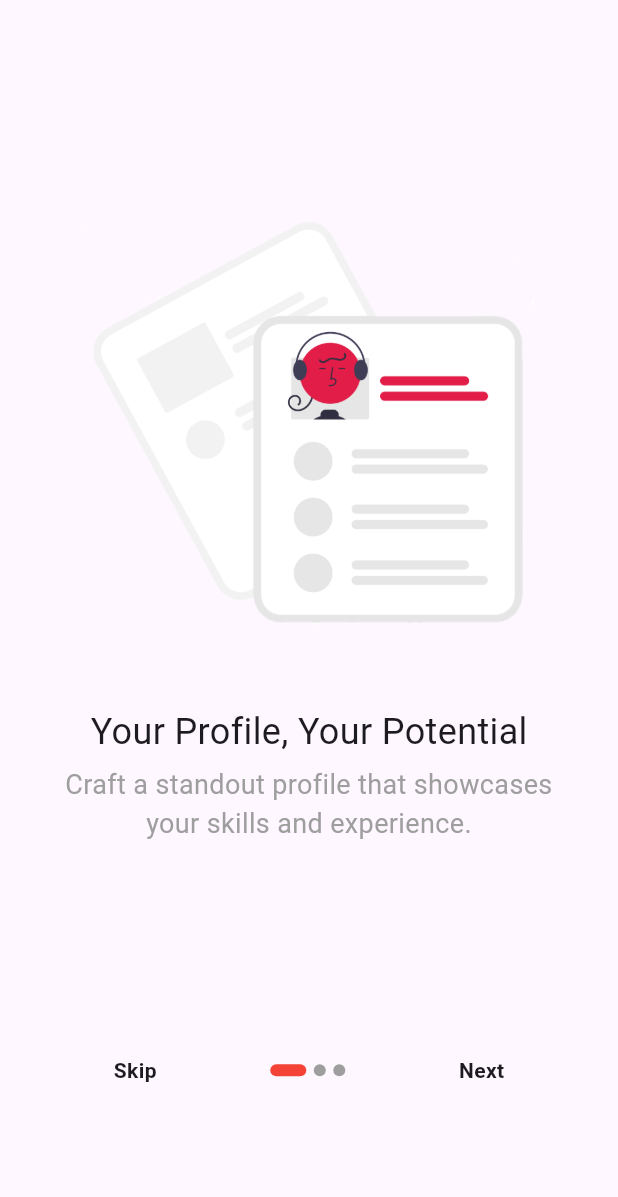
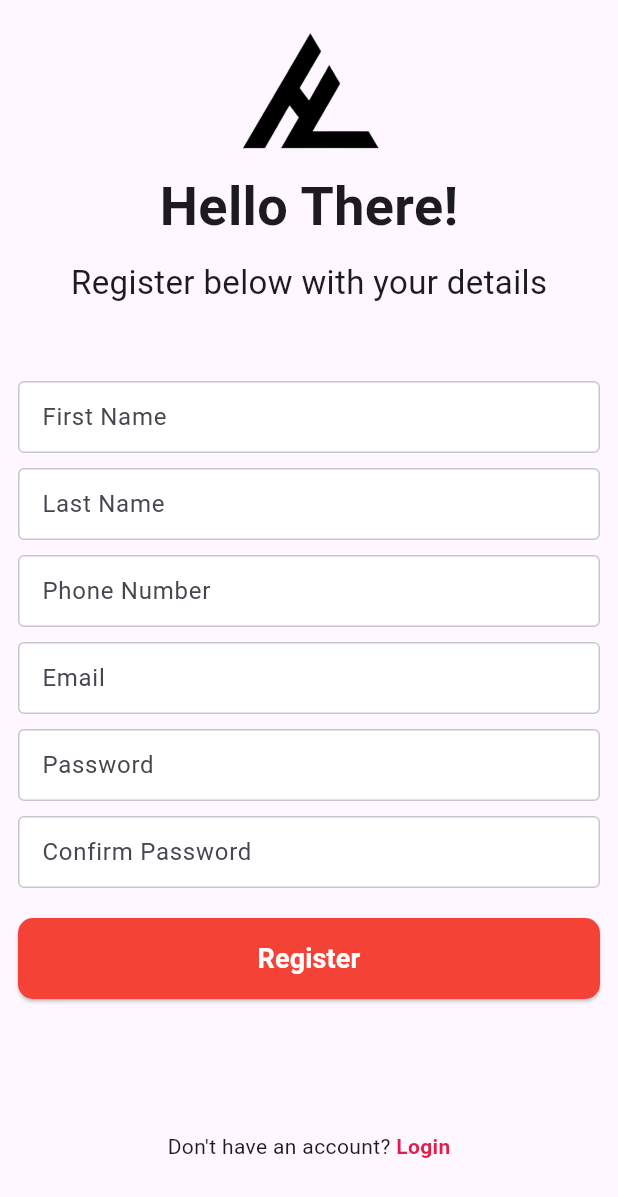
Before and after one commit to Sanket80/HireLink-App, a Flutter app: the LoginScreen screen opened directly, after a tap on "Sign up", on a phone screen of 412 x 824 dp. Shown: the top 1197 px of the screen. Run offline on Flutter 3.47's test engine with Material 3 defaults, Android fonts, the phone set to English and light mode, and no system bars; drawn by our look-alikes of smooth_page_indicator; our stand-ins replace file_picker, fl_chart, google_nav_bar; missing offline and left inert: flutter_pdfview.

Commit message:
Sign Up Page Created

```diff
--- a/lib/Bar Graph/bar_graph.dart
+++ b/lib/Bar Graph/bar_graph.dart
@@ -21,7 +21,7 @@ class MyBarGraph extends StatelessWidget {
     return BarChart(
       BarChartData(
         minY: 0,
-        maxY: 10000,
+        maxY: 7000,
         titlesData: FlTitlesData(
           topTitles: AxisTitles(sideTitles: SideTitles(showTitles: false)),
           rightTitles: AxisTitles(sideTitles: SideTitles(showTitles: false)),
@@ -33,6 +33,7 @@ class MyBarGraph extends StatelessWidget {
             ),
           ),
         ),
+        gridData: FlGridData(show: false),
 
         barGroups: mybarData.barData
             .map(
@@ -42,7 +43,7 @@ class MyBarGraph extends StatelessWidget {
                   BarChartRodData(
                     toY: data.y,
                     color: Color(0xffe11d48),
-                    width: 25,
+                    width: 26,
                     borderRadius: BorderRadius.circular(4),
                   ),
                 ],
--- a/lib/Screens/LoginScreen.dart
+++ b/lib/Screens/LoginScreen.dart
@@ -1,4 +1,5 @@
 import 'package:flutter/material.dart';
+import 'package:hirelink/Screens/SignUpScreen.dart';
 import 'package:hirelink/Screens/onBoarding.dart';
 import 'package:hirelink/Widgets/text_field_input.dart';
 
@@ -100,7 +101,7 @@ class LoginScreen extends StatelessWidget {
                     onTap: () {
                       Navigator.of(context).push(
                         MaterialPageRoute(
-                          builder: (context) => onBoardingScreen(),
+                          builder: (context) => SignUpScreen(),
                         ),);
                     },
                     child: Container(
--- /dev/null
+++ b/lib/Screens/SignUpScreen.dart
@@ -0,0 +1,140 @@
+import 'package:flutter/material.dart';
+import 'package:hirelink/Screens/LoginScreen.dart';
+import 'package:hirelink/Widgets/text_field_input.dart';
+
+class SignUpScreen extends StatefulWidget {
+  const SignUpScreen({super.key});
+
+  @override
+  State<SignUpScreen> createState() => _SignUpScreenState();
+}
+
+class _SignUpScreenState extends State<SignUpScreen> {
+
+  final TextEditingController _firstname = TextEditingController();
+  final TextEditingController _lastname = TextEditingController();
+  final TextEditingController _email = TextEditingController();
+  final TextEditingController _password = TextEditingController();
+  final TextEditingController _confirmPassword = TextEditingController();
+  final TextEditingController _phonenumber = TextEditingController();
+
+  @override
+  Widget build(BuildContext context) {
+    return Scaffold(
+      body: SafeArea(
+        child: SingleChildScrollView(
+          child: Center(
+            child: Padding(
+              padding: const EdgeInsets.all(12.0),
+              child: Column(
+                mainAxisAlignment: MainAxisAlignment.center,
+                children: [
+                  Image.asset('assets/hirelink_logo.png',height: 100,),
+                  Text(
+                    'Hello There!',
+                    style: TextStyle(
+                      fontSize: 36,
+                      fontWeight: FontWeight.bold,
+                    ),
+                  ),
+                  SizedBox(
+                    height: 10,
+                  ),
+                  Text(
+                    "Register below with your details",
+                    style: TextStyle(
+                      fontSize: 22,
+                    ),
+                  ),
+                  SizedBox(
+                    height: 50,
+                  ),
+
+                  TextFieldInput(textEditingController: _firstname, hintText: 'First Name', textInputType: TextInputType.text),
+                  SizedBox(
+                    height: 10,
+                  ),
+                  TextFieldInput(textEditingController: _lastname, hintText: 'Last Name', textInputType: TextInputType.text),
+                  SizedBox(
+                    height: 10,
+                  ),
+                  TextFieldInput(textEditingController: _phonenumber, hintText: 'Phone Number', textInputType: TextInputType.phone),
+                  SizedBox(
+                    height: 10,
+                  ),
+                  TextFieldInput(textEditingController: _email, hintText: 'Email', textInputType: TextInputType.emailAddress),
+                  SizedBox(
+                    height: 10,
+                  ),
+                  TextFieldInput(textEditingController: _password, hintText: 'Password', textInputType: TextInputType.visiblePassword, isPass: true),
+                  SizedBox(
+                    height: 10,
+                  ),
+                  TextFieldInput(textEditingController: _confirmPassword, hintText: 'Confirm Password', textInputType: TextInputType.visiblePassword, isPass: true),
+                  SizedBox(
+                    height: 20,
+                  ),
+
+                  SizedBox(
+                    width: double.infinity,
+                    child: ElevatedButton(
+                      onPressed: () {
+                        // Add your onPressed function here
+                      },
+                      style: ElevatedButton.styleFrom(
+                        primary: Colors.red, // Background color
+                        onPrimary: Colors.white, // Text color
+                        padding: EdgeInsets.symmetric(vertical: 14, horizontal: 38),
+                        shape: RoundedRectangleBorder(
+                          borderRadius: BorderRadius.circular(10),
+                        ),
+                      ),
+                      child: Text(
+                        'Register',
+                        style: TextStyle(
+                          fontSize: 18,
+                          fontWeight: FontWeight.bold,
+                        ),
+                      ),
+                    ),
+                  ),
+                  SizedBox(
+                    height: 80,
+                  ),
+                  Row(
+                    mainAxisAlignment: MainAxisAlignment.center,
+                    crossAxisAlignment: CrossAxisAlignment.end,
+                    children: [
+                      Container(
+                        child: Text('Don\'t have an account? '),
+                        padding: const EdgeInsets.symmetric(vertical: 8.0),
+                      ),
+                      GestureDetector(
+                        onTap: () {
+                          Navigator.of(context).push(
+                            MaterialPageRoute(
+                              builder: (context) => LoginScreen(),
+                            ),);
+                        },
+                        child: Container(
+                          child: Text(
+                            'Login',
+                            style: TextStyle(
+                              fontWeight: FontWeight.bold,
+                              color: Color(0xffe11d48),
+                            ),
+                          ),
+                          padding: const EdgeInsets.symmetric(vertical: 8.0),
+                        ),
+                      )
+                    ],
+                  )
+                ],
+              ),
+            ),
+          ),
+        ),
+      ),
+    );
+  }
+}
--- a/lib/Screens/statistics.dart
+++ b/lib/Screens/statistics.dart
@@ -21,10 +21,22 @@ class _StatisticsPageState extends State<StatisticsPage> {
       appBar: AppBar(
         title: const Text('Statistics'),
       ),
-      body: Center(
-        child: SizedBox(
-          height: 400,
-            child: MyBarGraph(salary: salary),),
+      body: Column(
+        mainAxisAlignment: MainAxisAlignment.center,
+        children: [
+          Center(
+            child: SizedBox(
+              height: 400,
+              child: MyBarGraph(salary: salary),
+            ),
+          ),
+          SizedBox(height: 4),
+          Text(
+            'Computer Science Domain Salaries Overview',
+            style: TextStyle(fontSize: 20, fontWeight: FontWeight.bold),
+          textAlign: TextAlign.center,
+          ),
+        ],
       ),
       bottomNavigationBar: Container(
         color: Colors.black,
@@ -46,7 +58,12 @@ class _StatisticsPageState extends State<StatisticsPage> {
                   setState(() {
                     _selectedIndex = 0;
                   });
-                  Navigator.push(context, MaterialPageRoute(builder: (context) => HomeScreen(),),);
+                  Navigator.push(
+                    context,
+                    MaterialPageRoute(
+                      builder: (context) => HomeScreen(),
+                    ),
+                  );
                 },
               ),
               GButton(
--- a/lib/Widgets/text_field_input.dart
+++ b/lib/Widgets/text_field_input.dart
@@ -28,7 +28,7 @@ class TextFieldInput extends StatelessWidget {
         focusedBorder: inputBorder,
         fillColor: Colors.white,
         filled: true,
-        contentPadding: const EdgeInsets.all(8.0),
+        contentPadding: const EdgeInsets.all(12.0),
       ),
       keyboardType: textInputType,
       obscureText: isPass,
```
